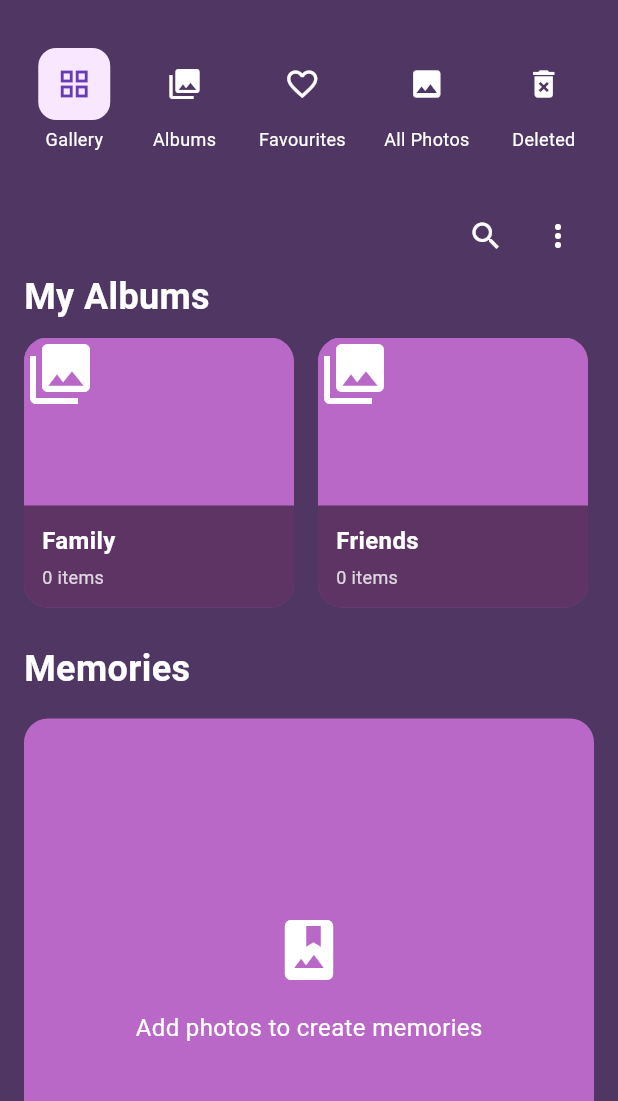
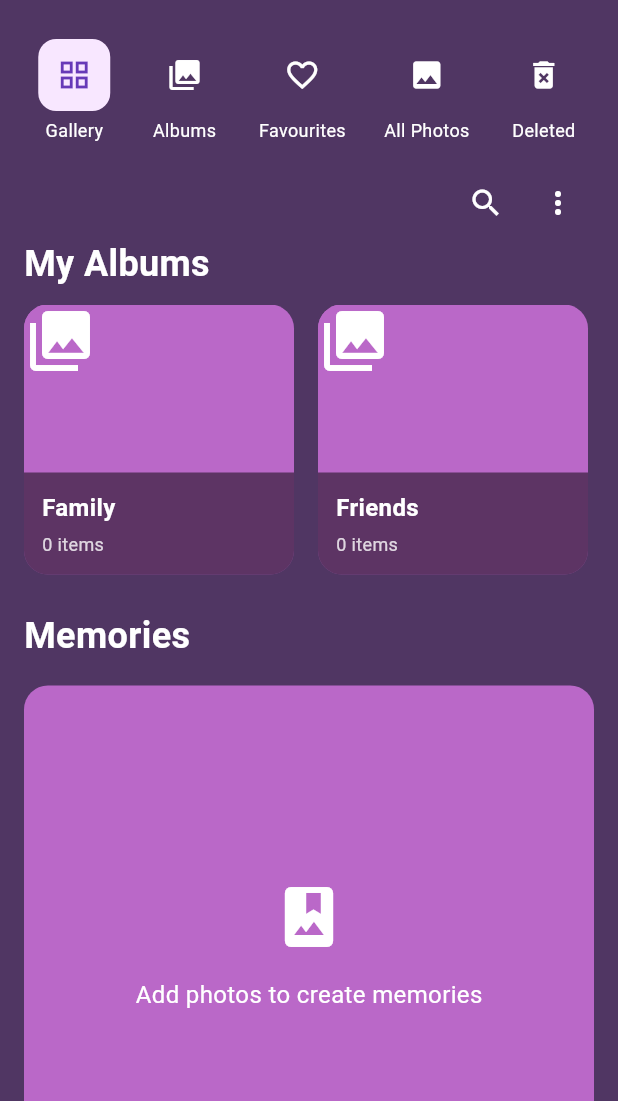
Before and after one commit to SadeepaGajanayaka/DementiaLink, a Flutter app: the screen it shows after launch, on a phone screen of 412 x 824 dp, the part 135-1236 px from its top. Run offline on Flutter 3.47's test engine with Material 3 defaults, Android fonts, the phone set to English and light mode, and no system bars; our stand-ins replace chewie, firebase_core, image_picker, permission_handler, photo_view, shared_preferences and 2 more; accounts and stored records are empty; statements that could not run were skipped.

Commit message:
Update custom_tab_bar.dart

```diff
--- a/lib/widgets/custom_tab_bar.dart
+++ b/lib/widgets/custom_tab_bar.dart
@@ -13,7 +13,7 @@ class CustomTabBar extends StatelessWidget {
   @override
   Widget build(BuildContext context) {
     return Padding(
-      padding: const EdgeInsets.symmetric(vertical: 16.0),
+      padding: const EdgeInsets.only(top: 10.0),  // Increase top padding
       child: Row(
         mainAxisAlignment: MainAxisAlignment.spaceEvenly,
         children: [
```
